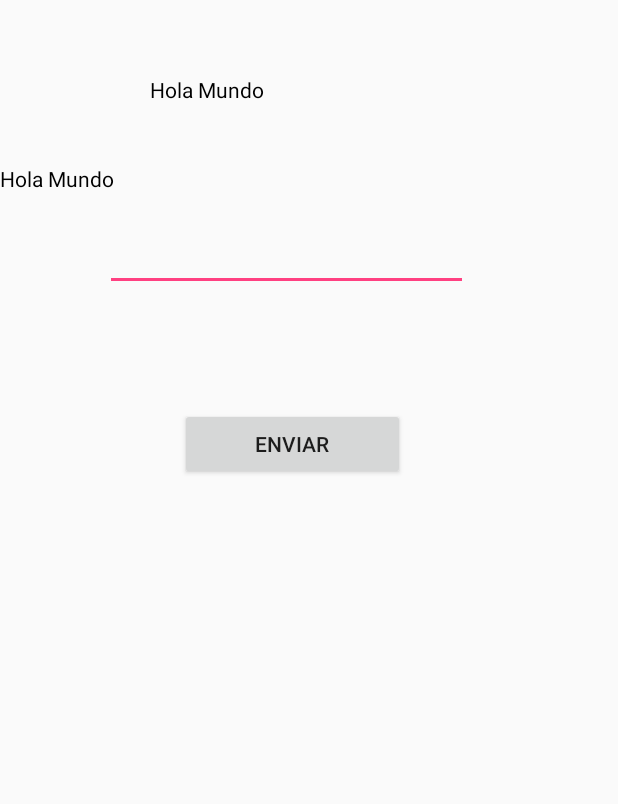
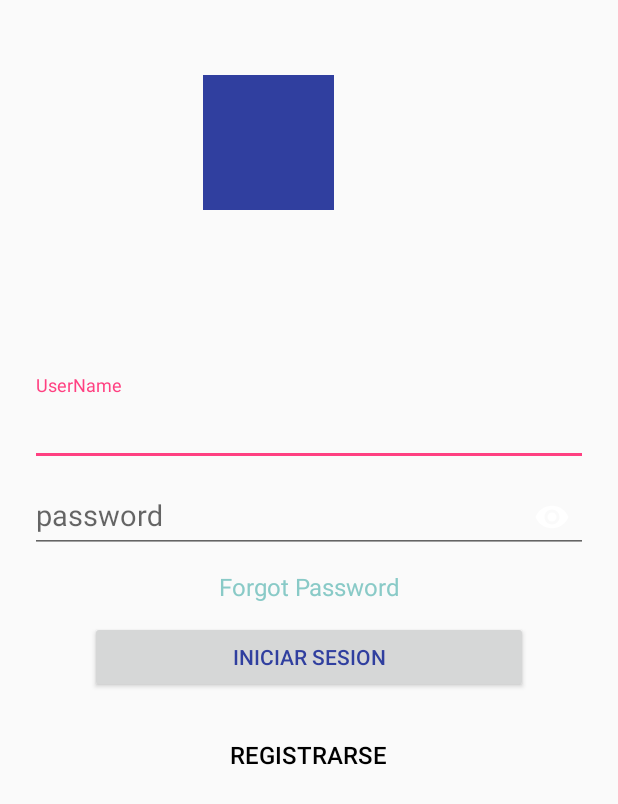
Before and after one commit to Aquiles2016601505/Cafeteria-UPIICSA, an Android app: the screen it shows after launch (SignInActivity), on a phone screen of 412 x 824 dp. Shown: the top 804 px of the screen. Run offline under Robolectric (Android 15) with nearby library versions, the phone set to English and light mode, and no system bars; our stand-ins replace Dagger/Hilt's generated code.

Commit message:
Sign In activity

```diff
--- a/app/src/main/java/com/example/upiicsa/cafeteria/signIn/SignInActivity.kt
+++ b/app/src/main/java/com/example/upiicsa/cafeteria/signIn/SignInActivity.kt
@@ -4,6 +4,8 @@ import android.content.Context
 import android.content.Intent
 import android.os.Bundle
 import android.support.v7.app.AppCompatActivity
+import android.view.View
+import android.view.inputmethod.EditorInfo
 import com.example.upiicsa.cafeteria.R
 import dagger.android.AndroidInjection
 import kotlinx.android.synthetic.main.sign_in_activity.*
@@ -23,13 +25,26 @@ class SignInActivity : AppCompatActivity() {
         super.onCreate(savedInstanceState)
         supportActionBar?.hide()
         setContentView(R.layout.sign_in_activity)
-        enviarButton.setOnClickListener({
-            pruebaTextView.setText(signInViewModel.upperCase(usernameEditText.text.toString()))
-            prueba2TextView.setText(signInViewModel.upperCase(usernameEditText.text.toString()))
+        sendButton.setOnClickListener({
+           signInViewModel.signIn()
+
         }
         )
 
+        passwordEditText.setOnEditorActionListener { _, actionId, _ ->
+            when (actionId) {
+                EditorInfo.IME_ACTION_SEND -> {
+                    send.invoke(passwordEditText)
+                    true
+                }
+                else -> false
+            }
+        }
 
     }
 
+    private val send: (View) -> Unit = {
+        signInViewModel.signIn()
+    }
+
 }
--- a/app/src/main/java/com/example/upiicsa/cafeteria/signIn/SignInViewModule.kt
+++ b/app/src/main/java/com/example/upiicsa/cafeteria/signIn/SignInViewModule.kt
@@ -13,6 +13,8 @@ class SignInViewModel() : ViewModel() {
         isSignIn.value = false
     }
 
+    fun signIn() = isSignIn.postValue(true)
+
     fun upperCase(texto : String) = texto.toUpperCase()
 
 
--- a/app/src/main/res/layout/sign_in_activity.xml
+++ b/app/src/main/res/layout/sign_in_activity.xml
@@ -1,46 +1,120 @@
 <?xml version="1.0" encoding="utf-8"?>
-<RelativeLayout xmlns:android="http://schemas.android.com/apk/res/android"
-    android:orientation="vertical" android:layout_width="match_parent"
+<android.support.design.widget.CoordinatorLayout xmlns:android="http://schemas.android.com/apk/res/android"
+    xmlns:app="http://schemas.android.com/apk/res-auto"
+    xmlns:tools="http://schemas.android.com/tools"
+    android:id="@+id/coordinatorLayout"
+    android:layout_width="match_parent"
+    android:layout_height="match_parent"
+    tools:context=".signIn.SignInActivity">
+
+    <ScrollView
+        android:layout_width="match_parent"
         android:layout_height="match_parent">
 
-    <TextView
-        android:id="@+id/pruebaTextView"
+        <RelativeLayout
             android:layout_width="match_parent"
             android:layout_height="wrap_content"
+            >
+
+            <ImageView
+                android:id="@+id/imageView"
+                android:layout_width="87dp"
+                android:layout_height="90dp"
+                android:layout_marginBottom="441dp"
+                android:layout_marginEnd="140dp"
+                android:layout_marginStart="135dp"
                 android:layout_marginTop="50dp"
-        android:layout_marginStart="100dp"
-        android:layout_marginEnd="100dp"
-        android:text="Hola Mundo"
-        android:textColor="#000000"
-        />
+                android:background="@color/colorPrimaryDark" />
+
+            <ImageView
+                android:id="@+id/imageView2"
+                android:layout_width="125dp"
+                android:layout_height="21dp"
+                android:layout_marginEnd="140dp"
+                android:layout_marginStart="135dp"
+                android:layout_marginTop="190dp" />
+
+
+            <android.support.design.widget.TextInputLayout
+                android:layout_width="match_parent"
+                android:layout_height="wrap_content"
+                android:layout_marginEnd="20dp"
+                android:layout_marginStart="20dp"
+                android:layout_marginTop="250dp">
+
+                <android.support.v7.widget.AppCompatEditText
+                    android:id="@+id/usernameEditText"
+                    android:layout_width="match_parent"
+                    android:layout_height="50dp"
+                    android:hint="UserName"
+                    android:imeOptions="actionNext"
+                    android:inputType="text"
+                    android:maxLines="1"
+                    android:nextFocusDown="@+id/passwordEditText"
+                    android:nextFocusForward="@+id/passwordEditText"
+                    android:textSize="19sp" />
+            </android.support.design.widget.TextInputLayout>
+
+            <android.support.design.widget.TextInputLayout
+                android:layout_width="match_parent"
+                android:layout_height="wrap_content"
+                android:layout_marginEnd="20dp"
+                android:layout_marginStart="20dp"
+                android:layout_marginTop="310dp"
+                app:passwordToggleEnabled="true"
+                app:passwordToggleTint="#FFF">
+
+                <EditText
+                    android:id="@+id/passwordEditText"
+                    android:layout_width="match_parent"
+                    android:layout_height="wrap_content"
+                    android:hint="password"
+                    android:imeOptions="actionSend"
+                    android:inputType="textPassword"
+                    android:nextFocusDown="@+id/sendButton"
+                    android:nextFocusForward="@+id/sendButton"
+                    android:textSize="19sp" />
+            </android.support.design.widget.TextInputLayout>
 
             <TextView
-        android:id="@+id/prueba2TextView"
+                android:id="@+id/textView"
+                android:layout_width="wrap_content"
+                android:layout_height="wrap_content"
+                android:layout_centerHorizontal="true"
+                android:layout_marginTop="380dp"
+                android:gravity="center_horizontal"
+                android:text="Forgot Password"
+                android:textColor="#89cac7"
+                android:textSize="16sp" />
+
+            <Button
+                android:id="@+id/sendButton"
                 android:layout_width="match_parent"
                 android:layout_height="wrap_content"
-        android:layout_below="@+id/pruebaTextView"
-        android:layout_marginTop="40dp"
-        android:text="Hola Mundo"
-        android:textColor="#000000"
-        />
-
-    <EditText
-        android:layout_width="match_parent"
-        android:layout_height="wrap_content"
-        android:layout_below="@+id/prueba2TextView"
-        android:layout_marginStart="70dp"
-        android:layout_marginEnd="100dp"
-        android:layout_marginTop="20dp"
-        android:id="@+id/usernameEditText" />
+                android:layout_alignParentStart="true"
+                android:layout_below="@+id/textView"
+                android:layout_marginEnd="60dp"
+                android:layout_marginStart="60dp"
+                android:layout_marginTop="12dp"
+                android:text="Iniciar Sesion"
+                android:textColor="@color/colorPrimaryDark" />
 
             <Button
-        android:id="@+id/enviarButton"
-        android:layout_width="150dp"
+                android:id="@+id/signUpButton"
+                style="@style/Widget.AppCompat.Button.Borderless"
+                android:layout_width="wrap_content"
                 android:layout_height="wrap_content"
-        android:layout_alignStart="@+id/pruebaTextView"
-        android:layout_below="@+id/usernameEditText"
-        android:layout_marginStart="20dp"
-        android:text="Enviar"
-        android:layout_marginTop="78dp" />
+                android:layout_below="@+id/sendButton"
+                android:layout_centerHorizontal="true"
+                android:layout_marginTop="20dp"
+                android:gravity="center_horizontal"
+                android:text="Registrarse"
+                android:textColor="#000"
+                android:textSize="16sp" />
+
 
         </RelativeLayout>
+
+    </ScrollView>
+
+</android.support.design.widget.CoordinatorLayout>
```
Also changed, not shown: 9 other files. Lines whose indentation alone changed are shown as unchanged.
